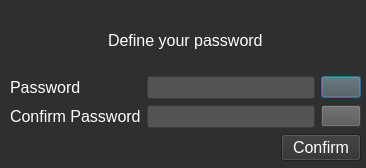
Before: the Qt Designer form definepasswordwindow.ui in ThiagoServulo/InventoryAndSalesManagement, drawn with Qt 5.
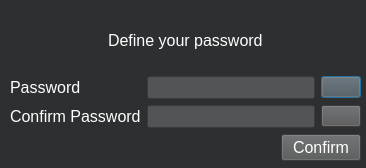
After: the same form once the commit is applied.

```diff
--- a/definepasswordwindow.ui
+++ b/definepasswordwindow.ui
@@ -17,7 +17,7 @@
    <string notr="true">background:#2E2F30;
 color: #FFFFFF;</string>
   </property>
-  <widget class="QWidget" name="">
+  <widget class="QWidget" name="layoutWidget">
    <property name="geometry">
     <rect>
      <x>10</x>
@@ -192,6 +192,10 @@
           <pointsize>12</pointsize>
          </font>
         </property>
+        <property name="styleSheet">
+         <string notr="true">background:#535455;
+color: #FFFFFF;</string>
+        </property>
         <property name="text">
          <string>Confirm</string>
         </property>
```
